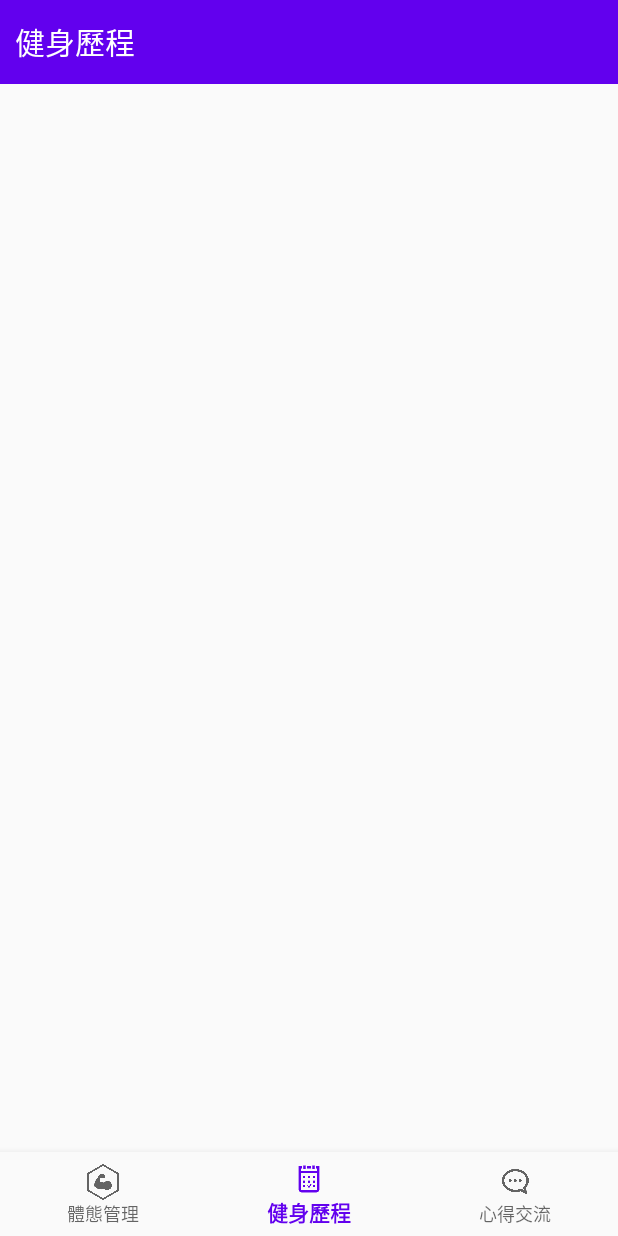
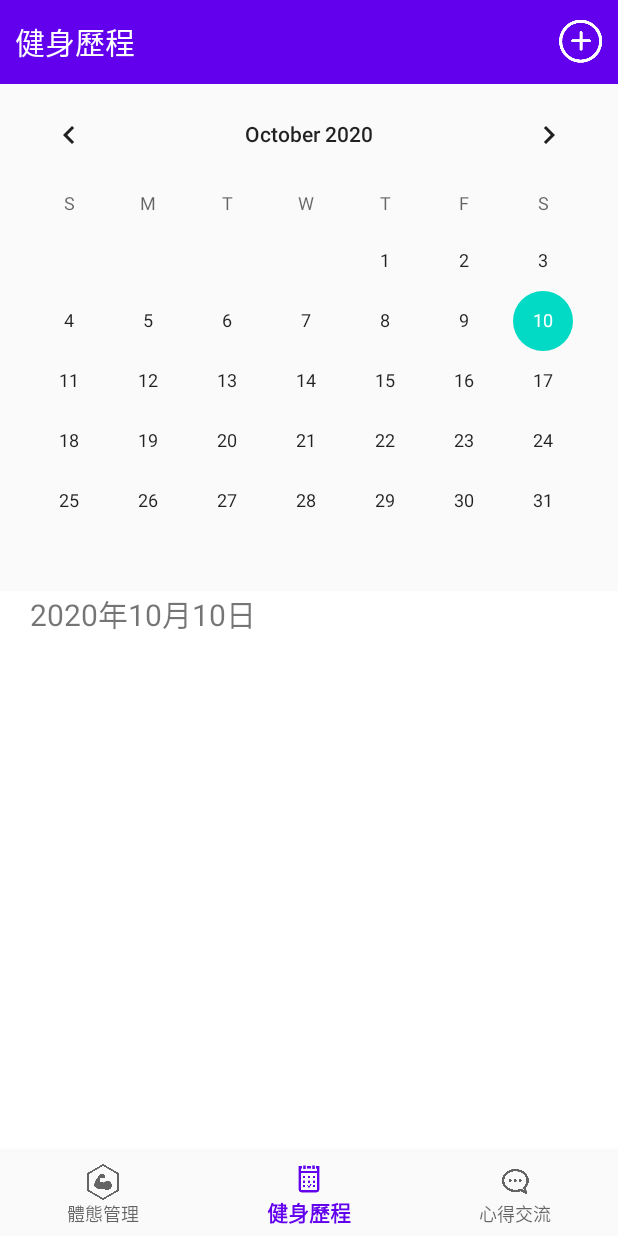
Before and after one commit to kevin880701/FITNESS, an Android app: the HistoryFragment screen opened through its navigation route, on a phone screen of 412 x 824 dp. Run offline under Robolectric (Android 15) with nearby library versions, the phone set to English and light mode, and no system bars; our stand-ins replace ButterKnife, navigation-ui; libraries missing offline, so code that uses them is left out: com.github.mikephil.charting; 6 statements that could not run were skipped.

Commit message:
新增健身歷程

```diff
--- a/app/src/main/AndroidManifest.xml
+++ b/app/src/main/AndroidManifest.xml
@@ -20,6 +20,7 @@
         </activity>
         <activity android:name=".ui.health.EditData.EditDataActivity"></activity>
         <activity android:name=".ui.health.EnterData.EnterDataActivity"></activity>
+        <activity android:name=".ui.history.HistoryEdit.HistoryEditActivity"></activity>
     </application>
 
 </manifest>
--- a/app/src/main/java/com/hr/fitness/ui/chat/ChatFragment.java
+++ b/app/src/main/java/com/hr/fitness/ui/chat/ChatFragment.java
@@ -15,6 +15,8 @@ import androidx.lifecycle.ViewModelProvider;
 import com.hr.fitness.MainActivity;
 import com.hr.fitness.R;
 
+import butterknife.ButterKnife;
+
 public class ChatFragment extends Fragment {
 
     private ChatViewModel chatViewModel;
@@ -24,6 +26,7 @@ public class ChatFragment extends Fragment {
                              ViewGroup container, Bundle savedInstanceState) {
         chatViewModel = new ViewModelProvider(this).get(ChatViewModel.class);
         View root = inflater.inflate(R.layout.fragment_chat, container, false);
+        ButterKnife.bind(this, root);
 
         mainActivity = (MainActivity) getActivity();
 
--- a/app/src/main/java/com/hr/fitness/ui/health/bmi/weightLineChartFragment.java
+++ b/app/src/main/java/com/hr/fitness/ui/health/bodyFat/bodyFatLineChartFragment.java
@@ -1,7 +1,6 @@
-package com.hr.fitness.ui.health.bmi;
+package com.hr.fitness.ui.health.bodyFat;
 
 import android.os.Bundle;
-import android.util.Log;
 import android.view.LayoutInflater;
 import android.view.View;
 import android.view.ViewGroup;
@@ -22,7 +21,8 @@ import java.util.ArrayList;
 import butterknife.BindView;
 import butterknife.ButterKnife;
 
-public class weightLineChartFragment extends Fragment {
+
+public class bodyFatLineChartFragment extends Fragment {
 
     LineChartData lineChartData;
     Model model;
@@ -43,7 +43,7 @@ public class weightLineChartFragment extends Fragment {
     @BindView(R.id.text4)
     TextView text4;
 
-    public weightLineChartFragment(Model model) {
+    public bodyFatLineChartFragment(Model model) {
         this.model = model;
         recordList = model.getRecordList();
         dateList = new ArrayList<>();
@@ -54,7 +54,6 @@ public class weightLineChartFragment extends Fragment {
     public View onCreateView(LayoutInflater inflater, ViewGroup container, Bundle savedInstanceState) {
         View rootView = inflater.inflate(R.layout.fragment_bmi_linechart, container, false);
         ButterKnife.bind(this, rootView);
-        Log.v("777777", "77777" + dateList.size());
 
         lineChartData = new LineChartData(lineChart, getContext());
 
@@ -64,21 +63,21 @@ public class weightLineChartFragment extends Fragment {
         if (recordList.size() > 0) {
             if (recordList.size() <= 10) {
                 for (int i = 1; i <= recordList.size(); i++) {
-                    Float currentMin = Float.parseFloat(recordList.get(i - 1).getWeight());
-                    Float currentMax = Float.parseFloat(recordList.get(i - 1).getWeight());
+                    Float currentMin = Float.parseFloat(recordList.get(i - 1).getBodyFat());
+                    Float currentMax = Float.parseFloat(recordList.get(i - 1).getBodyFat());
                     if (currentMin <= min) {
                         min = currentMin;
                     }
                     if (currentMin >= max) {
                         max = currentMax;
                     }
-                    valuesList.add(new Entry(i - 1, Float.parseFloat(recordList.get(i - 1).getWeight())));
+                    valuesList.add(new Entry(i - 1, Float.parseFloat(recordList.get(i - 1).getBodyFat())));
                     dateList.add(recordList.get(i - 1).getDate().substring(6, 11));
                 }
             } else {
                 int j = 1;
                 for (int i = 10; i >= 0; i--) {
-                    valuesList.add(new Entry(j - 1, Float.parseFloat(recordList.get(j - 1).getWeight())));
+                    valuesList.add(new Entry(j - 1, Float.parseFloat(recordList.get(j - 1).getBodyFat())));
                     dateList.add(recordList.get(recordList.size() - 1 - i).getDate().substring(6, 11));
                     j++;
                 }
--- a/app/src/main/java/com/hr/fitness/ui/health/bmi/bodyFatLineChartFragment.java
+++ b/app/src/main/java/com/hr/fitness/ui/health/weight/weightLineChartFragment.java
@@ -1,6 +1,7 @@
-package com.hr.fitness.ui.health.bmi;
+package com.hr.fitness.ui.health.weight;
 
 import android.os.Bundle;
+import android.util.Log;
 import android.view.LayoutInflater;
 import android.view.View;
 import android.view.ViewGroup;
@@ -21,17 +22,7 @@ import java.util.ArrayList;
 import butterknife.BindView;
 import butterknife.ButterKnife;
 
-
-public class bodyFatLineChartFragment extends Fragment {
-
-    LineChartData lineChartData;
-    Model model;
-    ArrayList<String> dateList;
-    public ArrayList<Record> recordList;
-    DecimalFormat df;
-    Float min = 9999f;
-    Float max = 0f;
-    boolean isFirstLoad = true;
+public class weightLineChartFragment extends Fragment {
     @BindView(R.id.lineChart)
     LineChart lineChart;
     @BindView(R.id.text1)
@@ -43,7 +34,16 @@ public class bodyFatLineChartFragment extends Fragment {
     @BindView(R.id.text4)
     TextView text4;
 
-    public bodyFatLineChartFragment(Model model) {
+    LineChartData lineChartData;
+    Model model;
+    ArrayList<String> dateList;
+    public ArrayList<Record> recordList;
+    DecimalFormat df;
+    Float min = 9999f;
+    Float max = 0f;
+    boolean isFirstLoad = true;
+
+    public weightLineChartFragment(Model model) {
         this.model = model;
         recordList = model.getRecordList();
         dateList = new ArrayList<>();
@@ -54,6 +54,7 @@ public class bodyFatLineChartFragment extends Fragment {
     public View onCreateView(LayoutInflater inflater, ViewGroup container, Bundle savedInstanceState) {
         View rootView = inflater.inflate(R.layout.fragment_bmi_linechart, container, false);
         ButterKnife.bind(this, rootView);
+        Log.v("777777", "77777" + dateList.size());
 
         lineChartData = new LineChartData(lineChart, getContext());
 
@@ -63,21 +64,21 @@ public class bodyFatLineChartFragment extends Fragment {
         if (recordList.size() > 0) {
             if (recordList.size() <= 10) {
                 for (int i = 1; i <= recordList.size(); i++) {
-                    Float currentMin = Float.parseFloat(recordList.get(i - 1).getBodyFat());
-                    Float currentMax = Float.parseFloat(recordList.get(i - 1).getBodyFat());
+                    Float currentMin = Float.parseFloat(recordList.get(i - 1).getWeight());
+                    Float currentMax = Float.parseFloat(recordList.get(i - 1).getWeight());
                     if (currentMin <= min) {
                         min = currentMin;
                     }
                     if (currentMin >= max) {
                         max = currentMax;
                     }
-                    valuesList.add(new Entry(i - 1, Float.parseFloat(recordList.get(i - 1).getBodyFat())));
+                    valuesList.add(new Entry(i - 1, Float.parseFloat(recordList.get(i - 1).getWeight())));
                     dateList.add(recordList.get(i - 1).getDate().substring(6, 11));
                 }
             } else {
                 int j = 1;
                 for (int i = 10; i >= 0; i--) {
-                    valuesList.add(new Entry(j - 1, Float.parseFloat(recordList.get(j - 1).getBodyFat())));
+                    valuesList.add(new Entry(j - 1, Float.parseFloat(recordList.get(j - 1).getWeight())));
                     dateList.add(recordList.get(recordList.size() - 1 - i).getDate().substring(6, 11));
                     j++;
                 }
--- a/app/src/main/java/com/hr/fitness/ui/history/HistoryFragment.java
+++ b/app/src/main/java/com/hr/fitness/ui/history/HistoryFragment.java
@@ -1,22 +1,44 @@
 package com.hr.fitness.ui.history;
 
+import android.content.Intent;
 import android.os.Bundle;
+import android.text.format.DateFormat;
+import android.util.Log;
 import android.view.LayoutInflater;
 import android.view.View;
 import android.view.ViewGroup;
+import android.widget.CalendarView;
+import android.widget.ImageView;
+import android.widget.LinearLayout;
 import android.widget.TextView;
 
 import androidx.annotation.NonNull;
-import androidx.annotation.Nullable;
 import androidx.fragment.app.Fragment;
-import androidx.lifecycle.Observer;
 import androidx.lifecycle.ViewModelProvider;
-import androidx.lifecycle.ViewModelProviders;
 
 import com.hr.fitness.MainActivity;
 import com.hr.fitness.R;
+import com.hr.fitness.ui.health.EditData.EditDataActivity;
+import com.hr.fitness.ui.history.HistoryEdit.HistoryEditActivity;
+
+import java.util.Calendar;
+
+import butterknife.BindView;
+import butterknife.ButterKnife;
+import butterknife.OnClick;
 
 public class HistoryFragment extends Fragment {
+
+    @BindView(R.id.textTitle)
+    TextView textTitle;
+    @BindView(R.id.titleBar)
+    LinearLayout titleBar;
+    @BindView(R.id.calendarView)
+    CalendarView calendarView;
+    @BindView(R.id.textDate)
+    TextView textDate;
+    @BindView(R.id.btnAdd)
+    ImageView btnAdd;
 
     private HistoryViewModel historyViewModel;
     MainActivity mainActivity;
@@ -25,8 +47,35 @@ public class HistoryFragment extends Fragment {
                              ViewGroup container, Bundle savedInstanceState) {
         historyViewModel = new ViewModelProvider(this).get(HistoryViewModel.class);
         View root = inflater.inflate(R.layout.fragment_history, container, false);
+        ButterKnife.bind(this, root);
 
         mainActivity = (MainActivity) getActivity();
+
+
+        Calendar mCal = Calendar.getInstance();
+        CharSequence s = DateFormat.format("yyyy年MM月dd日", mCal.getTime());    // kk:24小時制, hh:12小時制
+        textDate.setText(s);
+
+        calendarView.setOnDateChangeListener(new CalendarView.OnDateChangeListener() {
+            @Override
+            public void onSelectedDayChange(CalendarView view, int year, int month, int dayOfMonth) {
+                textDate.setText(year + "年" + month + "月" + dayOfMonth + "日");
+            }
+        });
+
+
         return root;
     }
+
+    @OnClick(R.id.btnAdd)
+    public void onViewClicked(View view) {
+        switch (view.getId()) {
+            case R.id.btnAdd:
+                Log.v("PPP", "btnAdd Click");
+                Intent intent = new Intent(getContext(), HistoryEditActivity.class);
+                getActivity().startActivity(intent);
+                getActivity().finish();
+                break;
+        }
+    }
 }
--- a/app/src/main/res/layout/fragment_history.xml
+++ b/app/src/main/res/layout/fragment_history.xml
@@ -1,12 +1,8 @@
 <?xml version="1.0" encoding="utf-8"?>
-<RelativeLayout
-    xmlns:android="http://schemas.android.com/apk/res/android"
-    xmlns:tools="http://schemas.android.com/tools"
-    xmlns:app="http://schemas.android.com/apk/res-auto"
+<RelativeLayout xmlns:android="http://schemas.android.com/apk/res/android"
     android:layout_width="match_parent"
-    android:layout_height="match_parent">
-
-
+    android:layout_height="match_parent"
+    xmlns:app="http://schemas.android.com/apk/res-auto">
 
     <LinearLayout
         android:id="@+id/titleBar"
@@ -34,7 +30,45 @@
                 android:textSize="20dp" />
 
         </LinearLayout>
+        <LinearLayout
+            android:orientation="horizontal"
+            android:layout_width="50dp"
+            android:layout_height="?attr/actionBarSize" >
+
+            <ImageView
+                android:id="@+id/btnAdd"
+                android:layout_width="50dp"
+                android:layout_height="30dp"
+                android:background="#00000000"
+                android:scaleType="fitCenter"
+                android:layout_gravity="center"
+                app:srcCompat="@drawable/buttin_add" />
+        </LinearLayout>
     </LinearLayout>
+
+    <CalendarView
+        android:id="@+id/calendarView"
+        android:layout_width="match_parent"
+        android:layout_height="wrap_content"
+        android:layout_below="@+id/titleBar" />
+
+    <TextView
+        android:id="@+id/textDate"
+        android:layout_width="match_parent"
+        android:layout_height="wrap_content"
+        android:layout_below="@+id/calendarView"
+        android:background="@color/white"
+        android:paddingLeft="20dp"
+        android:textSize="20dp" />
+
+    <TextView
+        android:id="@+id/textDateRecord"
+        android:layout_width="match_parent"
+        android:layout_height="match_parent"
+        android:layout_below="@+id/textDate"
+        android:background="@color/white"
+        android:paddingLeft="20dp"
+        android:textSize="20dp" />
 
 
 </RelativeLayout>
--- a/app/src/main/res/values/strings.xml
+++ b/app/src/main/res/values/strings.xml
@@ -5,6 +5,8 @@
     <string name="navigation_chat">心得交流</string>
     <string name="health_edit">編輯資料</string>
     <string name="health_add">新增資料</string>
+    <string name="edit_history">編輯歷程</string>
+    <string name="add_item">新增項目</string>
     <string name="text1">過重：24&#060;=BMI&#060;27</string>
     <string name="text2">輕度肥胖：27 &#060;= BMI &#060; 30</string>
     <string name="text3">中度肥胖：30 &#060;= BMI &#060; 35</string>
```
Also changed, not shown: app/src/main/java/com/hr/fitness/ui/health/HealthFragment.java (+4 -4 lines), app/src/main/java/com/hr/fitness/ui/health/HealthPresenter.java (+4 -4 lines), app/src/main/java/com/hr/fitness/ui/health/height/heightLineChartFragment.java (renamed from app/src/main/java/com/hr/fitness/ui/health/bmi/waistLineChartFragment.java, +8 -7 lines), app/src/main/java/com/hr/fitness/ui/health/waist/waistLineChartFragment.java (renamed from app/src/main/java/com/hr/fitness/ui/health/bmi/heightLineChartFragment.java, +7 -8 lines), app/src/main/java/com/hr/fitness/ui/history/HistoryEdit/HistoryEditActivity.java (added, +75 -0 lines), app/src/main/java/com/hr/fitness/ui/history/HistoryEdit/HistoryEditPresenter.java (added, +63 -0 lines), app/src/main/res/layout/activity_history_edit.xml (added, +153 -0 lines), app/src/main/res/drawable/button_add_item.png (added), app/src/main/res/drawable/button_save.png (added).
